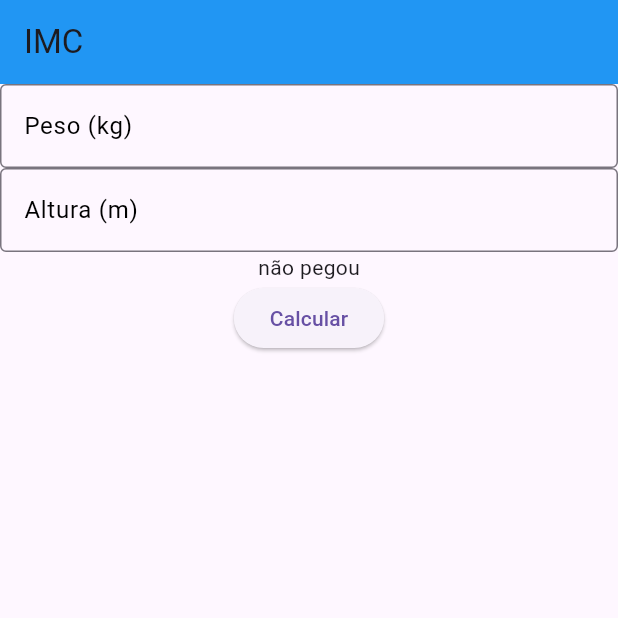
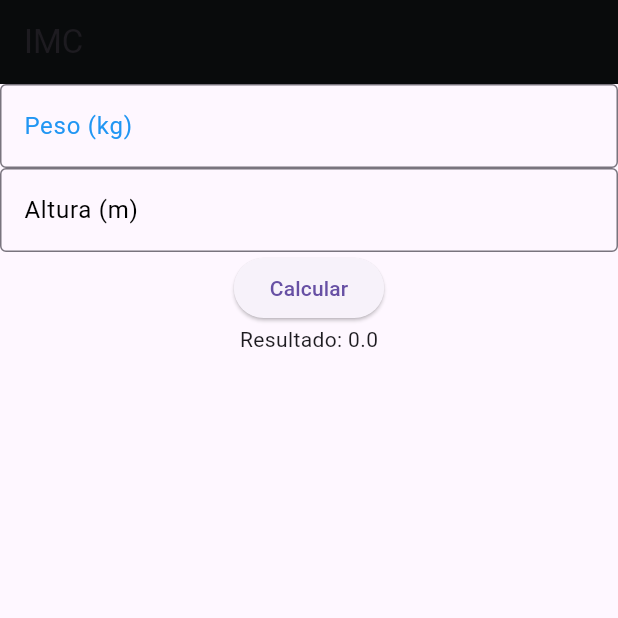
Before and after one commit to alexandrecabraldev/calculadora_flutter, a Flutter app: the screen it shows after launch, after a tap on "Calcular", on a phone screen of 412 x 824 dp, the top half of it. Run offline on Flutter 3.47's test engine with Material 3 defaults, Android fonts, the phone set to English and light mode, and no system bars.

Commit message:
project imc

```diff
--- a/lib/main.dart
+++ b/lib/main.dart
@@ -25,6 +25,7 @@ class _ImcPageState extends State<ImcPage>{
   final TextEditingController pesoController = TextEditingController();
   final TextEditingController alturaController = TextEditingController();
   bool onButtonClick = false;
+  double result= 0;
 
    @override
   void dispose() {
@@ -38,7 +39,7 @@ class _ImcPageState extends State<ImcPage>{
     return Scaffold(
       appBar: AppBar(
         title:Text('IMC'),
-        backgroundColor: Colors.blue,
+        backgroundColor: const Color.fromARGB(255, 9, 11, 12),
       ),
       body: Container(
         child: Column(
@@ -48,7 +49,7 @@ class _ImcPageState extends State<ImcPage>{
               controller: pesoController,
               decoration: InputDecoration(
               labelText: 'Peso (kg)',
-              labelStyle: TextStyle(color: Colors.black),
+              labelStyle: TextStyle(color: Colors.blue),
               border: OutlineInputBorder(),
               ),
               style: TextStyle(color: Colors.black),
@@ -65,14 +66,13 @@ class _ImcPageState extends State<ImcPage>{
               style: TextStyle(color: Colors.black),
               keyboardType: TextInputType.number,
             ),
-            onButtonClick? Text('pegou'):Text('não pegou'),
 
             ElevatedButton(
               onPressed: (){
 
                 final double peso = double.tryParse(pesoController.text) ?? 0;
                 final double altura = double.tryParse(alturaController.text) ?? 0;
-                final double result = peso / (altura * altura);
+                result = peso / (altura * altura);
                 print(altura);
                 onButtonClick = true;
                 if(result<18.6){
@@ -91,6 +91,7 @@ class _ImcPageState extends State<ImcPage>{
               },
               child: Text('Calcular'),
             ),
+            Text('Resultado: $result'),
           ],
         ),
       ),
```
